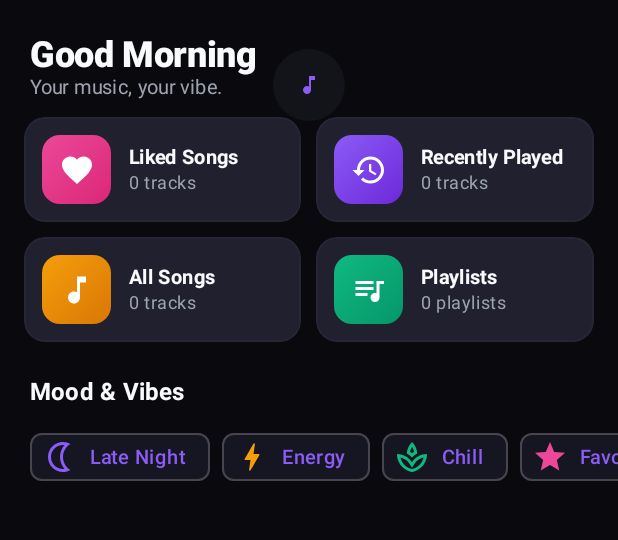
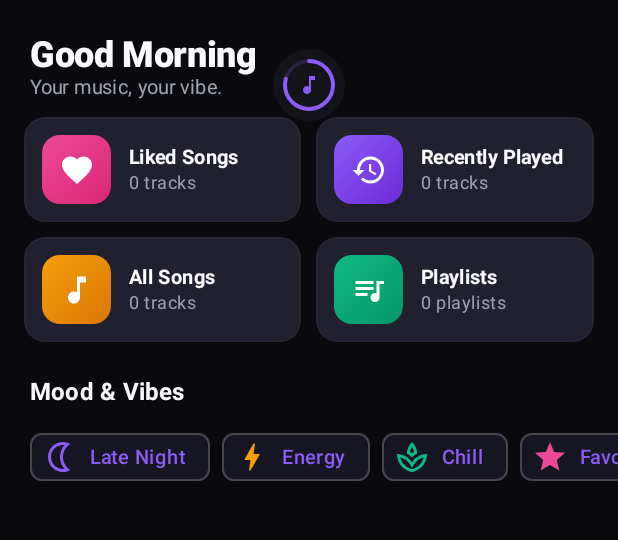
Before and after one commit to ajaykatkar007-tech/Dhun-V2, an Android app built with Jetpack Compose: the composable HomeScreen called with empty values, after a tap on "Settings", on a phone screen of 412 x 824 dp, the part 77-617 px from its top. Run offline under Robolectric (Android 15) with nearby library versions, the phone set to English and light mode, and no system bars.

Commit message:
fix: capture theme colors outside canvas draw scope

```diff
--- a/app/src/main/java/com/dhun/music/ui/screens/HomeScreen.kt
+++ b/app/src/main/java/com/dhun/music/ui/screens/HomeScreen.kt
@@ -404,19 +404,21 @@ fun HomeScreen(
         }
             if (pullDistance.floatValue > 0f || isRefreshing) {
                 val progress = (pullDistance.floatValue / refreshThreshold).coerceIn(0f, 1f)
+                val primaryColor = MaterialTheme.colorScheme.primary
+                val surfaceColor = MaterialTheme.colorScheme.surface
                 Box(
                     modifier = Modifier
                         .align(Alignment.TopCenter)
                         .padding(top = with(density) { (pullDistance.floatValue - 48.dp.toPx()).coerceAtLeast(0f).toDp() })
                         .size(48.dp)
-                        .background(MaterialTheme.colorScheme.surface, CircleShape),
+                        .background(surfaceColor, CircleShape),
                     contentAlignment = Alignment.Center
                 ) {
                     Canvas(modifier = Modifier.size(32.dp)) {
                         val stroke = 2.6.dp.toPx()
-                        drawCircle(color = MaterialTheme.colorScheme.primary.copy(alpha = 0.18f), style = Stroke(width = stroke))
+                        drawCircle(color = primaryColor.copy(alpha = 0.18f), style = Stroke(width = stroke))
                         drawArc(
-                            color = MaterialTheme.colorScheme.primary,
+                            color = primaryColor,
                             startAngle = -90f,
                             sweepAngle = 285f * progress,
                             useCenter = false,
@@ -426,7 +428,7 @@ fun HomeScreen(
                     Icon(
                         imageVector = Icons.Filled.MusicNote,
                         contentDescription = if (isRefreshing) "Refreshing music library" else "Pull to refresh music library",
-                        tint = MaterialTheme.colorScheme.primary,
+                        tint = primaryColor,
                         modifier = Modifier.size(16.dp)
                     )
                 }
```
